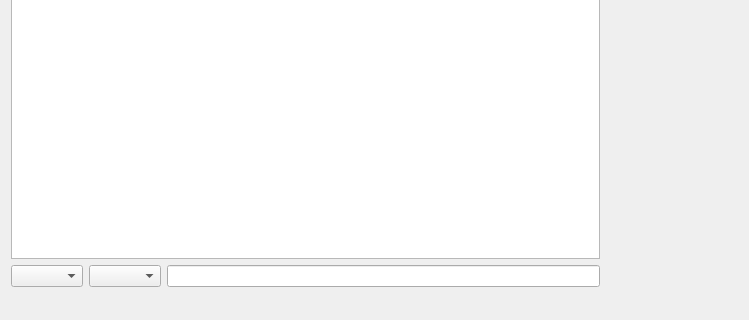
xyzz/acquisition, file forms/mainwindow.ui: the form before one commit; both pictures show x 0 to 749 and y 224 to 544 of the 867 by 544 pixel window.
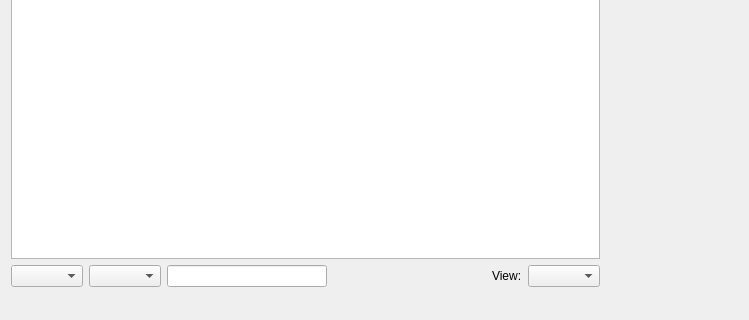
The form after the commit.

Commit message:
Add view selection options (by tab, by item)
A new view can be chosen which allows sorting of all items at once.

Fixes a few bugs/issues with previous sorting implementation and preserves
column sorting selections per view tab.

What changed in the file:
```diff
--- a/forms/mainwindow.ui
+++ b/forms/mainwindow.ui
@@ -41,6 +41,29 @@
             <item>
              <widget class="QLineEdit" name="buyoutValueLineEdit"/>
             </item>
+            <item>
+             <spacer name="horizontalSpacer">
+              <property name="orientation">
+               <enum>Qt::Horizontal</enum>
+              </property>
+              <property name="sizeHint" stdset="0">
+               <size>
+                <width>40</width>
+                <height>20</height>
+               </size>
+              </property>
+             </spacer>
+            </item>
+            <item>
+             <widget class="QLabel" name="label">
+              <property name="text">
+               <string>View:</string>
+              </property>
+             </widget>
+            </item>
+            <item>
+             <widget class="QComboBox" name="viewComboBox"/>
+            </item>
            </layout>
           </item>
          </layout>
```
The commit also changes 11 other files.
